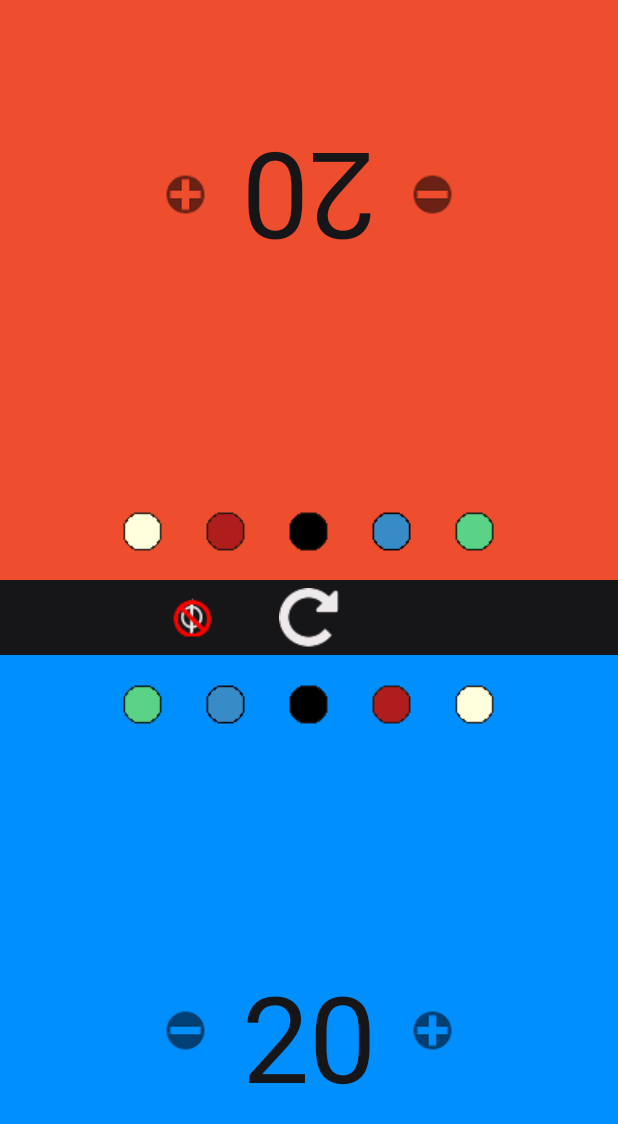
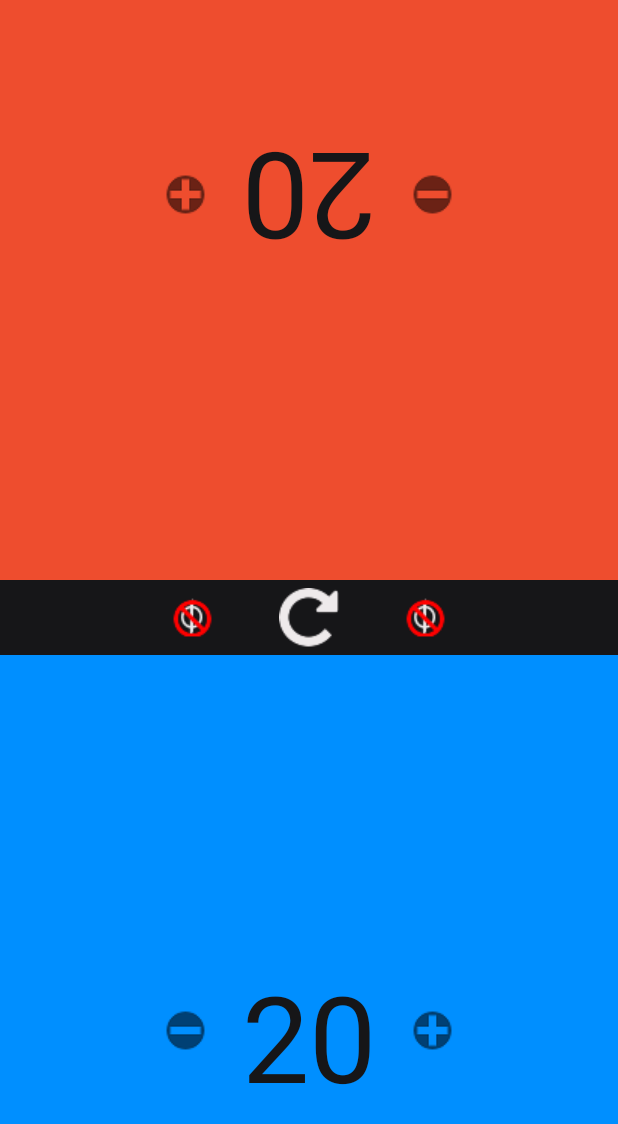
Before and after one commit to MarcelJurtz/LifeCounter, an Android app: the screen it shows after launch (MainActivity), on a phone screen of 412 x 824 dp. Shown: the top 1124 px of the screen. Run offline under Robolectric (Android 15) with nearby library versions, the light colour scheme and no system bars.

Commit message:
Implemented Button & functionality for setting backgroundcolor

```diff
--- a/app/src/main/java/com/marceljurtz/lifecounter/MainActivity.java
+++ b/app/src/main/java/com/marceljurtz/lifecounter/MainActivity.java
@@ -32,6 +32,7 @@ public class MainActivity extends AppCompatActivity {
     ImageButton cmdPlusPoisonGuest;
     ImageButton cmdMinusPoisonHome;
     ImageButton cmdMinusPoisonGuest;
+    ImageButton cmdToggleColorSettings;
     ImageButton cmdBlackHome;
     ImageButton cmdBlackGuest;
     ImageButton cmdBlueHome;
@@ -66,6 +67,7 @@ public class MainActivity extends AppCompatActivity {
     final int white = Color.parseColor("#FFFFDD");
 
     boolean poisonEnabled = false;
+    boolean colorSettingsEnabled = false;
 
     @Override
     protected void onCreate(Bundle savedInstanceState) {
@@ -214,6 +216,15 @@ public class MainActivity extends AppCompatActivity {
             }
         });
 
+        cmdToggleColorSettings = (ImageButton)findViewById(R.id.cmdToggleColors);
+        cmdToggleColorSettings.setOnClickListener(new View.OnClickListener() {
+            @Override
+            public void onClick(View v) {
+                colorSettingsEnabled = !colorSettingsEnabled;
+                toggleColorSettings(colorSettingsEnabled);
+            }
+        });
+
         cmdBlackHome = (ImageButton)findViewById(R.id.cmdBlackHome);
         cmdBlackHome.setOnClickListener(new View.OnClickListener() {
             @Override
@@ -288,12 +299,14 @@ public class MainActivity extends AppCompatActivity {
         reset();
     }
 
-    // Update TextView
+    // Update TextViews (Punktanzahl)
     private void update(int points, TextView txtPoints) {
             txtPoints.setText(points+"");
     }
 
+    // Reset
     // Beide Leben wieder auf 20 setzen
+    // PoisonCounter deaktivieren
     private void reset() {
         cmdMinusGuest.setVisibility(View.VISIBLE);
         cmdMinusHome.setVisibility(View.VISIBLE);
@@ -310,8 +323,10 @@ public class MainActivity extends AppCompatActivity {
         txtPoisonCountHome.setText(PP_Home+"");
 
         poisonEnabled = false;
-        togglePoison(false);
-        // mainLayout.setBackground(getApplicationContext().getResources().getDrawable(R.drawable.background_small));
+        togglePoison(poisonEnabled);
+
+        colorSettingsEnabled = false;
+        toggleColorSettings(colorSettingsEnabled);
     }
 
     private void setWinner(int player) {
@@ -334,15 +349,20 @@ public class MainActivity extends AppCompatActivity {
         }
     }
 
+    // PoisonCounter umschalten
+    // ändert Hintergrund
     private void togglePoison(boolean toggle) {
-        if(toggle) {
-            cmdTogglePoison.setBackground(getApplicationContext().getResources().getDrawable(R.drawable.button_trigger_poison_enabled));
+        if(!toggle) {
+            cmdTogglePoison.setBackground(getApplicationContext().getResources().getDrawable(R.drawable.button_trigger_poison_disabled));
         }
         else {
-            cmdTogglePoison.setBackground(getApplicationContext().getResources().getDrawable(R.drawable.button_trigger_poison_disabled));
+            cmdTogglePoison.setBackground(getApplicationContext().getResources().getDrawable(R.drawable.button_trigger_poison_enabled));
         }
         togglePoisonViews(toggle);
     }
+
+    // PoisonCounter umschalten
+    // ändert sichtbarkeit (da bei reset extra benötigt)
     private void togglePoisonViews(boolean toggle) {
         if(toggle) {
             txtPoisonCountGuest.setVisibility(View.VISIBLE);
@@ -361,6 +381,38 @@ public class MainActivity extends AppCompatActivity {
             cmdMinusPoisonHome.setVisibility(View.INVISIBLE);
         }
     }
+
+    // ColorSettings umschalten
+    private void toggleColorSettings(boolean toggle) {
+        if(!toggle) {
+            cmdToggleColorSettings.setBackground(getApplicationContext().getResources().getDrawable(R.drawable.button_trigger_poison_disabled));
+            cmdBlackHome.setVisibility(View.INVISIBLE);
+            cmdBlackGuest.setVisibility(View.INVISIBLE);
+            cmdBlueHome.setVisibility(View.INVISIBLE);
+            cmdBlueGuest.setVisibility(View.INVISIBLE);
+            cmdGreenHome.setVisibility(View.INVISIBLE);
+            cmdGreenGuest.setVisibility(View.INVISIBLE);
+            cmdRedHome.setVisibility(View.INVISIBLE);
+            cmdRedGuest.setVisibility(View.INVISIBLE);
+            cmdWhiteHome.setVisibility(View.INVISIBLE);
+            cmdWhiteGuest.setVisibility(View.INVISIBLE);
+        }
+        else {
+            cmdToggleColorSettings.setBackground(getApplicationContext().getResources().getDrawable(R.drawable.button_trigger_poison_enabled));
+            cmdBlackHome.setVisibility(View.VISIBLE);
+            cmdBlackGuest.setVisibility(View.VISIBLE);
+            cmdBlueHome.setVisibility(View.VISIBLE);
+            cmdBlueGuest.setVisibility(View.VISIBLE);
+            cmdGreenHome.setVisibility(View.VISIBLE);
+            cmdGreenGuest.setVisibility(View.VISIBLE);
+            cmdRedHome.setVisibility(View.VISIBLE);
+            cmdRedGuest.setVisibility(View.VISIBLE);
+            cmdWhiteHome.setVisibility(View.VISIBLE);
+            cmdWhiteGuest.setVisibility(View.VISIBLE);
+        }
+    }
+
+    // Hintergrundfarbe setzen
     private void setLayoutColor(int color, LinearLayout layout) {
         layout.setBackgroundColor(color);
     }
--- a/app/src/main/res/layout/activity_main.xml
+++ b/app/src/main/res/layout/activity_main.xml
@@ -115,6 +115,7 @@
         android:layout_centerHorizontal="true"
         android:background="@drawable/button_repeat_40" />
 
+    <!-- Toggle PoisonCounter -->
     <ImageButton
         android:layout_width="wrap_content"
         android:layout_height="wrap_content"
@@ -122,6 +123,16 @@
         android:layout_centerVertical="true"
         android:layout_toLeftOf="@id/cmdResetLP"
         android:layout_marginRight="40dp"
+        android:background="@drawable/button_trigger_poison_disabled"/>
+
+    <!-- Toggle Color Settings -->
+    <ImageButton
+        android:layout_width="wrap_content"
+        android:layout_height="wrap_content"
+        android:id="@+id/cmdToggleColors"
+        android:layout_centerVertical="true"
+        android:layout_toRightOf="@id/cmdResetLP"
+        android:layout_marginLeft="40dp"
         android:background="@drawable/button_trigger_poison_disabled"/>
 
     <!-- Poison Home -->
```
